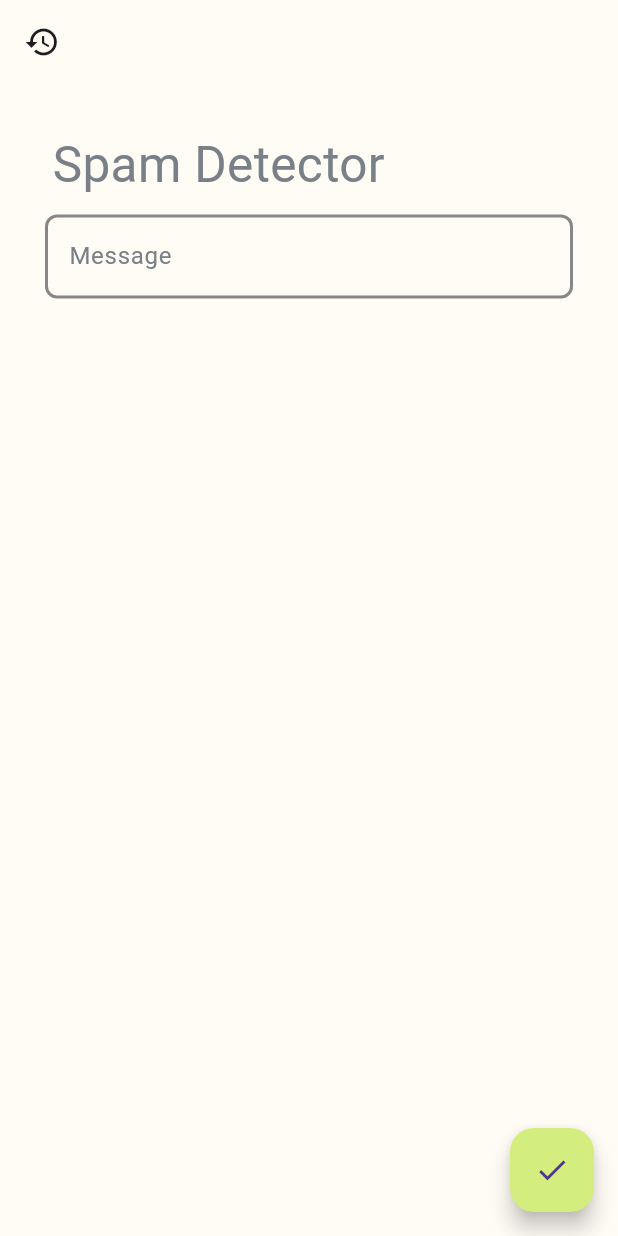
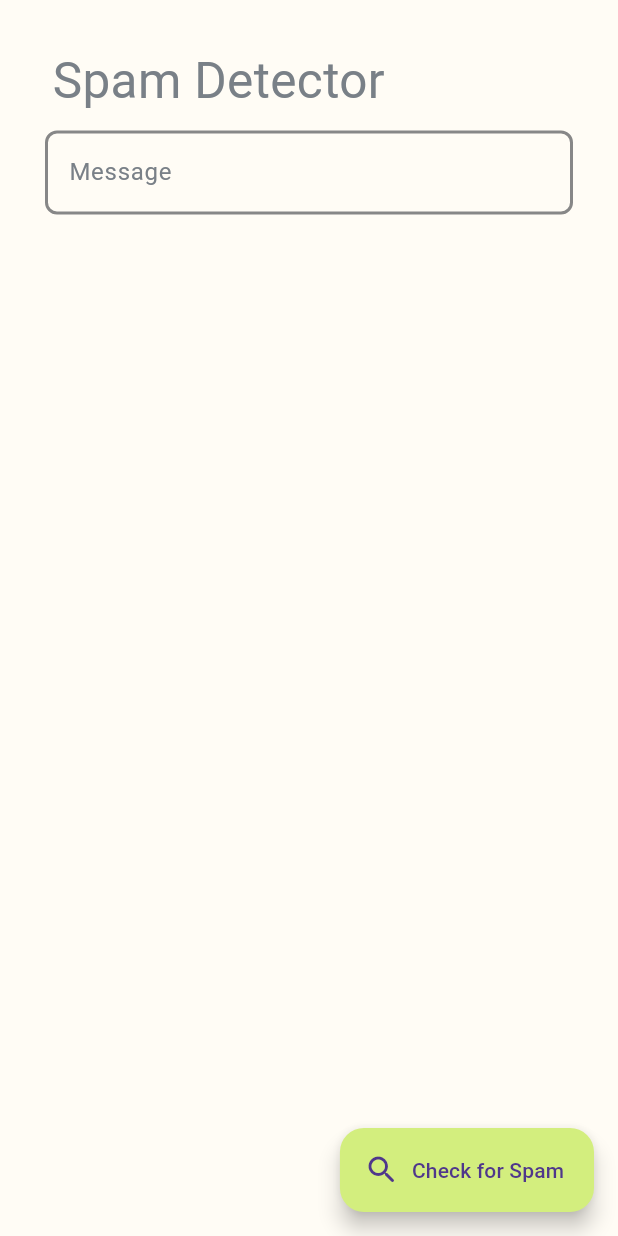
Before and after one commit to MiggieeS/YRSS-SMS-Spam-Shield-App, a Flutter app: the screen it shows after launch, on a phone screen of 412 x 824 dp. Run offline on Flutter 3.47's test engine with Material 3 defaults, Android fonts, the phone set to English and light mode, and no system bars; our stand-ins replace flutter_local_notifications, google_fonts; missing offline and left inert: telephony.

Commit message:
wallahi myfriend

```diff
--- a/lib/home_page.dart
+++ b/lib/home_page.dart
@@ -1,8 +1,8 @@
 import 'package:flutter/material.dart';
 import 'package:google_fonts/google_fonts.dart';
 import 'package:telephony/telephony.dart';
-import 'package:http/http.dart' as http; // Import the http package
-import 'dart:convert'; // Import for JSON encoding/decoding
+import 'package:http/http.dart' as http;
+import 'dart:convert';
 import 'notification.dart';
 
 final Telephony telephony = Telephony.instance;
@@ -20,7 +20,6 @@ class _HomePageState extends State<HomePage> {
   final TextEditingController messageController = TextEditingController();
   String? predictionResult;
   static const backendURL = 'http://3.27.110.191:5000/predict';
-  // static const backendURL = 'http://10.0.2.2:5000/predict'; // local backend
 
   @override
   void initState() {
@@ -58,16 +57,13 @@ class _HomePageState extends State<HomePage> {
 
   void checkSpam(String message) async {
     try {
-      // Send the POST request
       final response = await http.post(
         Uri.parse(backendURL),
         headers: {'Content-Type': 'application/json'},
         body: json.encode({'message': message}),
       );
 
-      // Check the response status
       if (response.statusCode == 200) {
-        // Parse the response body
         final jsonResponse = json.decode(response.body);
         final prediction = jsonResponse['prediction'];
 
@@ -88,22 +84,20 @@ class _HomePageState extends State<HomePage> {
     }
   }
 
-  // Synchronous function for background processing
   static Future<String> checkSpamInBackground(String message) async {
     try {
-      // Send the POST request
       final response = await http.post(
         Uri.parse(backendURL),
         headers: {'Content-Type': 'application/json'},
         body: json.encode({'message': message}),
       );
 
-      // Check the response status
       if (response.statusCode == 200) {
-        // Parse the response body
         final jsonResponse = json.decode(response.body);
         final prediction = jsonResponse['prediction'];
-        return prediction == 1 ? 'spam' : 'not spam';
+        return prediction == 1
+            ? 'Message is most likely spam'
+            : 'Message is most likely safe';
       } else {
         print('Error: ${response.statusCode}');
         return 'Error: ${response.statusCode}';
@@ -125,22 +119,12 @@ class _HomePageState extends State<HomePage> {
 
   @override
   Widget build(BuildContext context) {
+    final screenWidth = MediaQuery.of(context).size.width;
+
     return ScaffoldMessenger(
       key: scaffoldMessengerKey,
       child: Scaffold(
-        appBar: AppBar(
-          automaticallyImplyLeading: false,
-          backgroundColor: const Color(0xFFfffcf5),
-          title: Row(
-            children: [
-              Expanded(child: Container()),
-            ],
-          ),
-          leading: IconButton(
-            icon: const Icon(Icons.history),
-            onPressed: () {},
-          ),
-        ),
+
         backgroundColor: const Color(0xFFfffcf5),
         body: SafeArea(
           child: Padding(
@@ -168,141 +152,97 @@ class _HomePageState extends State<HomePage> {
                     decoration: InputDecoration(
                       labelText: 'Message',
                       hintText: 'Message',
-                      hintStyle:
-                          GoogleFonts.readexPro(color: const Color(0xFF878787)),
-                      labelStyle:
-                          GoogleFonts.readexPro(color: const Color(0xFF798087)),
+                      hintStyle: GoogleFonts.readexPro(color: const Color(0xFF878787)),
+                      labelStyle: GoogleFonts.readexPro(color: const Color(0xFF798087)),
                       enabledBorder: OutlineInputBorder(
                         borderSide: const BorderSide(
-                            color: Color(0xFF878787), width: 2),
+                          color: Color(0xFF878787),
+                          width: 2,
+                        ),
                         borderRadius: BorderRadius.circular(8),
                       ),
                       focusedBorder: OutlineInputBorder(
                         borderSide: BorderSide(
-                            color: Theme.of(context).primaryColor, width: 2),
+                          color: Theme.of(context).primaryColor,
+                          width: 2,
+                        ),
                         borderRadius: BorderRadius.circular(8),
                       ),
                     ),
                   ),
                 ),
-
-                // Container + Message for Safe/Spam (Not Checking, but displays)
-                SizedBox(height: 20, width: 20),
+                const SizedBox(height: 20),
                 if (predictionResult != null)
-                  Stack(
-                    children: [
                   Container(
-                        height: 115,
-                        width: 450,
                     padding: const EdgeInsets.all(10),
+                    width: screenWidth * 0.9,
                     decoration: BoxDecoration(
-                          color: switch (predictionResult) {
-                            'spam' => const Color(0xFFf1f1f1),
-                            'not spam' => const Color(0xFFf4f4e8),
-                            _ => const Color(0xFFf4f4e8)
-                          },
+                      color: predictionResult == 'spam'
+                          ? const Color(0xFFffdee1)
+                          : const Color(0xFFf4f4e8),
                       border: Border.all(
-                            color: switch (predictionResult) {
-                              'spam' => const Color(0xFFf1f1f1),
-                              'not spam' => const Color(0xFFf4f4e8),
-                              _ => const Color(0xFFf4f4e8)
-                            },
+                        color: predictionResult == 'spam'
+                            ? const Color(0xFFd1515e)
+                            : const Color(0xFF355E3B),
                         width: 2,
                       ),
                       borderRadius: BorderRadius.circular(8),
                     ),
+                    child: Row(
+                      crossAxisAlignment: CrossAxisAlignment.start,
+                      children: [
+                        Icon(
+                          predictionResult == 'spam'
+                              ? Icons.warning_amber_rounded
+                              : Icons.check_circle_outline,
+                          size: screenWidth * 0.12,
+                          color: predictionResult == 'spam' ? const Color(0xFFd1515e): const Color(0xFF355E3B),
                         ),
-                      // Icon Positioning
-                      Positioned(
-                        left: 10,
-                        top: 10,
-                        child: Icon(
-                          switch (predictionResult) {
-                            'spam' => Icons.warning_amber_rounded,
-                            'not spam' => Icons.check,
-                            _ => Icons.warning_amber_rounded
-                          },
-                          size: 90, // Large icon size
-                          color: switch (predictionResult) {
-                            'spam' => Colors.red,
-                            'not spam' => const Color(0xFF355E3B),
-                            _ => const Color(0xFF727272)
-                          },
+                        const SizedBox(width: 10),
+                        Expanded(
+                          child: Column(
+                            crossAxisAlignment: CrossAxisAlignment.start,
+                            children: [
+                              Text(
+                                predictionResult == 'spam'
+                                    ? 'Spam Detected!'
+                                    : 'Message is Safe',
+                                style: GoogleFonts.readexPro(
+                                  fontWeight: FontWeight.bold,
+                                  color: predictionResult == 'spam'
+                                      ? const Color(0xFFd1515e)
+                                      : const Color(0xFF355E3B),
+                                  fontSize: screenWidth * 0.05,
                                 ),
                               ),
-                      // Text Positioning
-                      Positioned(
-                        right: 140,
-                        top: 20,
-                        child: Text(
-                          switch (predictionResult) {
-                            'spam' => 'Most Likely Spam!',
-                            'not spam' => 'Most Likely Safe',
-                            _ => "Error!"
-                          },
-                          style: GoogleFonts.readexPro(
-                            fontWeight: FontWeight.bold,
-                            color: switch (predictionResult) {
-                              'spam' => Colors.red,
-                              'not spam' => const Color(0xFF355E3B),
-                              _ => const Color(0xFF727272)
-                            },
-                            fontSize: 20,
-                          ),
-                        ),
-                      ),
-                      Positioned(
-                        right: 60,
-                        top: 50,
-                        child: SizedBox(
-                          width: 260,
-                          child: Text(
-                            switch (predictionResult) {
-                              'spam' =>
-                                'The message is most likely a spam text, proceed with caution and awareness.',
-                              'not spam' =>
-                                'The message is most likely safe, but still proceed with caution and awareness.',
-                              _ => predictionResult ?? ""
-                            },
+                              const SizedBox(height: 5),
+                              Text(
+                                predictionResult == 'spam'
+                                    ? 'The message appears to be spam. Be cautious before interacting.'
+                                    : 'This message is safe but always remain vigilant.',
                                 style: GoogleFonts.readexPro(
                                   color: const Color(0xFF44433c),
-                              fontSize: 12, // Smaller font size
-                            ),
-                          ),
-                        ),
-                      ),
-                      Positioned(
-                        bottom: 0,
-                        left: 0,
-                        right: 0,
-                        child: Container(
-                          decoration: BoxDecoration(
-                            borderRadius: BorderRadius.circular(8),
-                            color: switch (predictionResult) {
-                              'spam' => Colors.red,
-                              'not spam' => const Color(0xFF355E3B),
-                              _ => const Color(0xFF727272)
-                            },
-                          ),
-                          height: 4,
-                          width: double.infinity,
+                                  fontSize: screenWidth * 0.035,
                                 ),
                               ),
                             ],
+                          ),
+                        ),
+                      ],
+                    ),
                   ),
               ],
             ),
           ),
         ),
-        floatingActionButton: FloatingActionButton(
+        floatingActionButton: FloatingActionButton.extended(
           onPressed: () {
-            String message = messageController.text.trim();
-            if (message.isNotEmpty) {
+            String message = messageController.text;
             checkSpam(message);
-            }
           },
           backgroundColor: const Color(0xFFd3ee7e),
-          child: const Icon(Icons.check),
+          label: const Text('Check for Spam'),
+          icon: const Icon(Icons.search_rounded),
         ),
       ),
     );
```
Also changed, not shown: pubspec.lock, 3 other files. Lines whose indentation alone changed are shown as unchanged.
